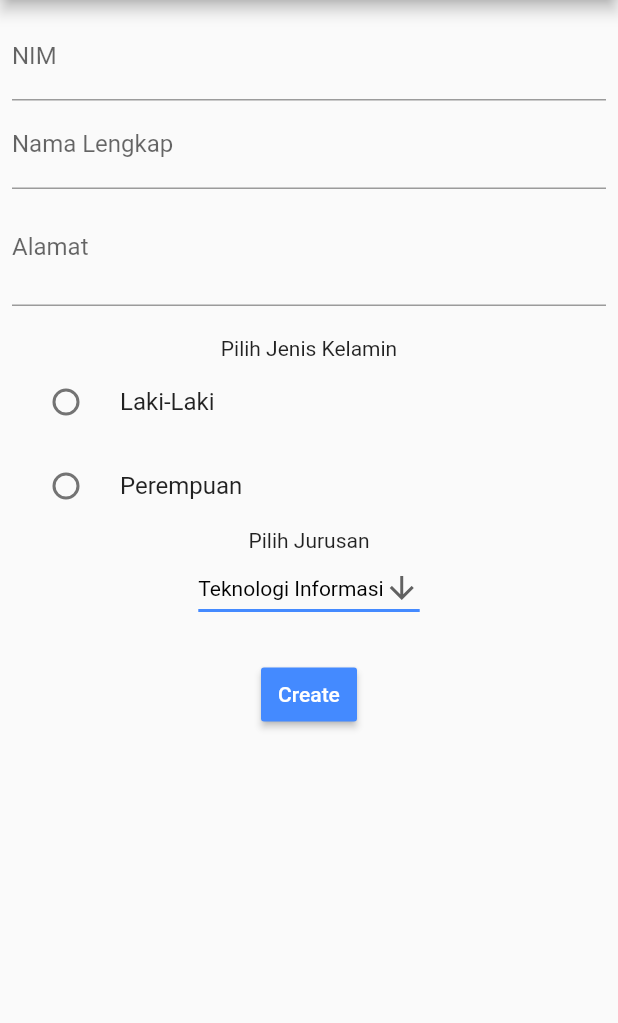
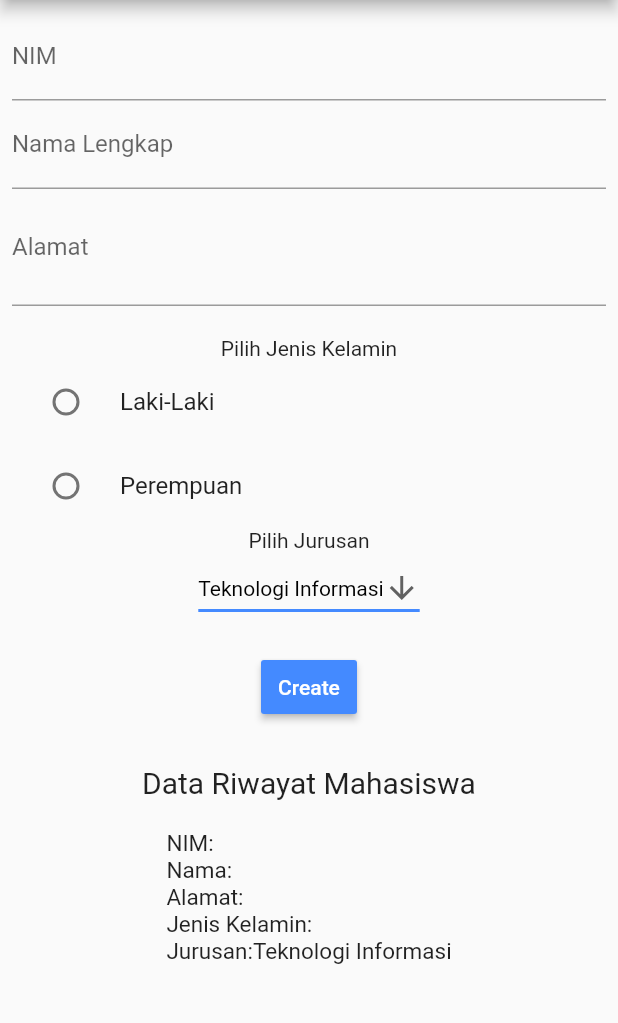
Before and after one commit to azaliasafira/Kuis-1-Pemrograman-Flutter-, a Flutter app: the screen it shows after launch, after a tap on "Create", on a phone screen of 412 x 824 dp, the part 84-1107 px from its top. Run offline on Flutter 3.47's test engine with Material 2 defaults, Android fonts, the phone set to English and light mode, and no system bars.

Commit message:
membuat hasil riwayat mahasiswa

```diff
--- a/lib/main.dart
+++ b/lib/main.dart
@@ -15,6 +15,12 @@ class _MyHomePageState extends State<Home> {
   // This widget is the root of your application.
   String jk = "";
   String dropdownValue = 'Teknologi Informasi';
+  String nimRecord = "";
+  List<String> listViewItem = List<String>();
+
+  TextEditingController nimInput = new TextEditingController();
+  TextEditingController nameInput = new TextEditingController();
+  TextEditingController addressInput = new TextEditingController();
 
   void pilihJk(String value) {
     setState(() {
@@ -41,6 +47,7 @@ class _MyHomePageState extends State<Home> {
               child: Column(
                 children: <Widget>[
                   TextFormField(
+                    controller: nimInput,
                     decoration: InputDecoration(
                         labelText: 'NIM', hintText: 'masukan nim'),
                     keyboardType: TextInputType.numberWithOptions(
@@ -49,11 +56,13 @@ class _MyHomePageState extends State<Home> {
                     ),
                   ),
                   TextFormField(
+                    controller: nameInput,
                     decoration: InputDecoration(
                         labelText: 'Nama Lengkap ',
                         hintText: 'masukan nama lengkap'),
                   ),
                   TextFormField(
+                    controller: addressInput,
                     maxLines: 2,
                     decoration: InputDecoration(
                         labelText: 'Alamat', hintText: 'masukan alamat'),
@@ -120,20 +129,45 @@ class _MyHomePageState extends State<Home> {
                   Column(
                     children: <Widget>[
                       Padding(
-                        padding: EdgeInsets.all(15),
+                        padding: EdgeInsets.only(top: 10, bottom: 10),
                         child: new ButtonBar(
                           mainAxisSize: MainAxisSize.min,
                           children: <Widget>[
                             RaisedButton(
                               child: new Text('Create'),
                               color: Colors.blueAccent,
-                              onPressed: () {/** */},
+                              onPressed: () {
+                                setState(() {});
+                                listViewItem.add(
+                                    "NIM:${nimInput.text}\nNama:${nameInput.text}\nAlamat:${addressInput.text}\nJenis Kelamin:${jk}\nJurusan:${dropdownValue}");
+                                print(nimInput.text);
+                                nimInput.clear();
+                                nameInput.clear();
+                                addressInput.clear();
+                              },
                             ),
                           ],
                         ),
                       ),
                     ],
                   ),
+                  Container(
+                    margin: EdgeInsets.only(top: 10, bottom: 10),
+                    child: Text(
+                      "Data Riwayat Mahasiswa",
+                      style: TextStyle(fontSize: 20),
+                    ),
+                  ),
+                  Column(
+                      crossAxisAlignment: CrossAxisAlignment.start,
+                      children: listViewItem.map((String value) {
+                        return Container(
+                            margin: EdgeInsets.all(10),
+                            child: Text(
+                              value,
+                              style: TextStyle(fontSize: 15),
+                            ));
+                      }).toList()),
                 ],
               ),
             )
```
